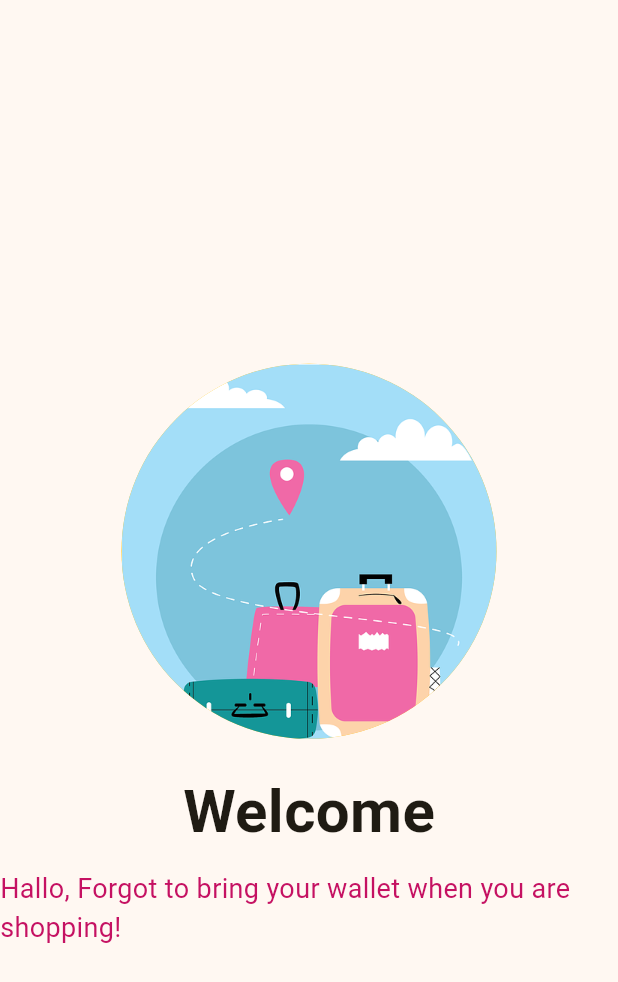
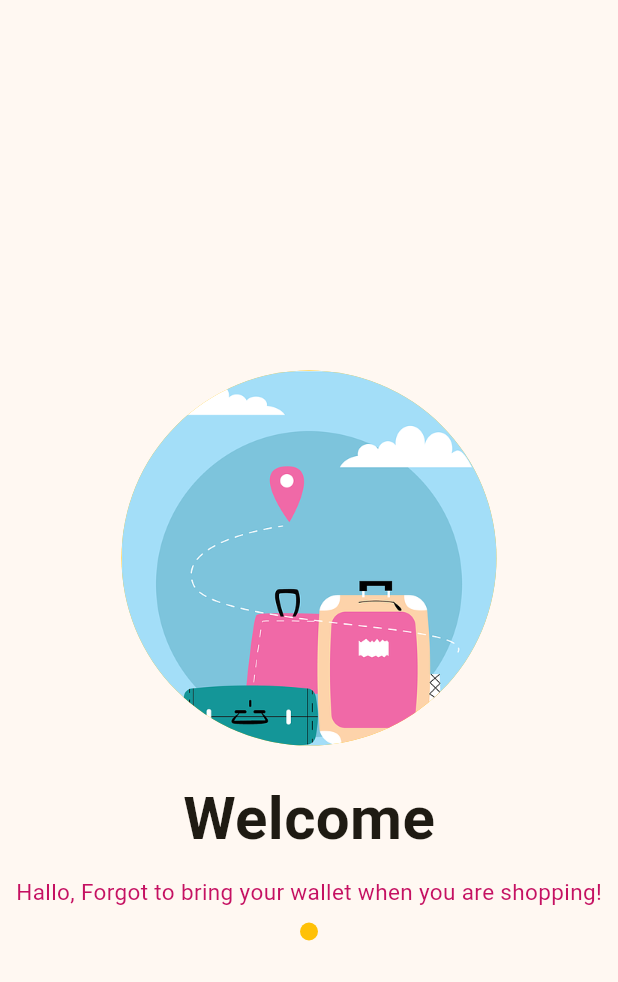
Before and after one commit to ginaa07/KB1179-1123150124-uts, a Flutter app: the screen it shows after launch, on a phone screen of 412 x 824 dp. Shown: the top 982 px of the screen. Run offline on Flutter 3.47's test engine with Material 3 defaults, Android fonts, the phone set to English and light mode, and no system bars.

Commit message:
penambahan bullet kecil 1

```diff
--- a/lib/screen/splash_screen_1.dart
+++ b/lib/screen/splash_screen_1.dart
@@ -39,9 +39,23 @@ class SplashScreen1 extends StatelessWidget {
           Text(
             "Hallo, Forgot to bring your wallet when you are shopping!",
             style: TextStyle(
-              fontSize: 18,
+              fontSize: 15.0,
               color: Colors.pinkAccent[700],
             ),
+          ),
+          SizedBox(height: 10),
+          Row(
+            mainAxisAlignment: MainAxisAlignment.center,
+            children: [
+              Container(
+                width: 12,
+                height: 12,
+                decoration: BoxDecoration(
+                  shape: BoxShape.circle,
+                  color: Colors.amber,
+                ),
+              ),
+            ],
           )
         ],
       ),
```
